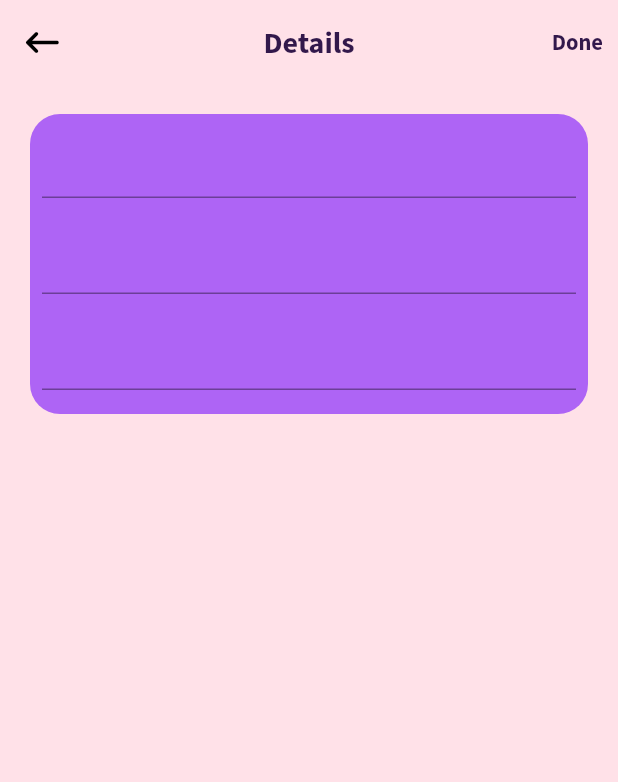
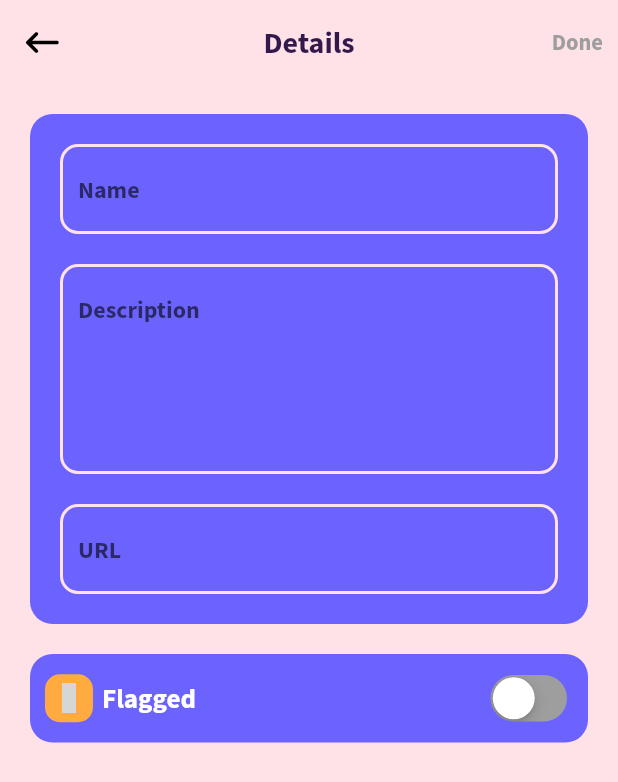
Before and after one commit to kewlnoob/L1_sean, a Flutter app: the IndividualList screen opened directly, after a tap on the "add" icon, on a phone screen of 412 x 824 dp. Shown: the top 782 px of the screen. Run offline on Flutter 3.47's test engine with Material 2 defaults, Android fonts, the phone set to English and light mode, and no system bars; our stand-ins replace bouncing_widget, flutter_slidable, flutter_styled_toast, flutter_vector_icons, flutter_zoom_drawer, lottie and 4 more; accounts and stored records are empty; network calls fail; grey boxes are pictures that could not be loaded.

Commit message:
add item

```diff
--- a/lib/model/itemModel.dart
+++ b/lib/model/itemModel.dart
@@ -12,6 +12,9 @@ class ItemModel {
         this.iscompleted,
         this.listid,
         this.position,
+        this.url,
+        this.description,
+        this.isflagged
     });
 
     String id;
@@ -19,6 +22,9 @@ class ItemModel {
     bool iscompleted;
     String listid;
     String position;
+    String url;
+    String description;
+    bool isflagged;
 
     factory ItemModel.fromJson(Map<String, dynamic> json) => ItemModel(
         id: json["id"],
@@ -26,6 +32,10 @@ class ItemModel {
         iscompleted: json["iscompleted"],
         listid: json["listid"],
         position: json["position"],
+        url: json["url"],
+        description: json["description"],
+        isflagged: json["isflagged"],
+
     );
 
     Map<String, dynamic> toJson() => {
@@ -34,5 +44,8 @@ class ItemModel {
         "iscompleted": iscompleted,
         "listid": listid,
         "position": position,
+        "url":url,
+        "description":description,
+        "isflagged":isflagged,
     };
 }
--- a/lib/pages/IndividualList.dart
+++ b/lib/pages/IndividualList.dart
@@ -28,6 +28,7 @@ class IndividualList extends StatefulWidget {
 class _IndividualListState extends State<IndividualList> {
   int _focusedIndex;
   List<ItemMapper> outerItems = [];
+
   @override
   Widget build(BuildContext context) {
     return Scaffold(
@@ -205,11 +206,16 @@ class _IndividualListState extends State<IndividualList> {
         ),
       ),
       floatingActionButton: OpenContainer(
+          onClosed: (data) {
+            //refresh page
+            setState(() {});
+          },
           transitionDuration: Duration(seconds: 1),
           closedShape: CircleBorder(),
           closedColor: primaryColor,
-        openBuilder: (context, _) => AddItem(),
-        closedBuilder: (context, action) => Container(
+          openBuilder: (context, _) => AddItem(widget.listid),
+          closedBuilder: (context, action) {
+            return Container(
               decoration: BoxDecoration(
                 shape: BoxShape.circle,
                 color: primaryColor,
@@ -217,8 +223,8 @@ class _IndividualListState extends State<IndividualList> {
               height: 50,
               width: 50,
               child: Icon(Icons.add, color: Colors.white),
-        ),
-      ),
+            );
+          }),
     );
   }
 }
--- a/lib/pages/additem.dart
+++ b/lib/pages/additem.dart
@@ -1,10 +1,15 @@
+import 'package:L1_sean/services/itemService.dart';
 import 'package:L1_sean/utils/global.dart';
+import 'package:L1_sean/utils/popup.dart';
 import 'package:L1_sean/widgets/arrows.dart';
+import 'package:flutter/cupertino.dart';
 import 'package:flutter/material.dart';
 import 'package:flutter/services.dart';
+import 'package:flutter_vector_icons/flutter_vector_icons.dart';
 
 class AddItem extends StatefulWidget {
-  const AddItem();
+  final int listid;
+  const AddItem(this.listid);
 
   @override
   State<AddItem> createState() => _AddItemState();
@@ -13,9 +18,27 @@ class AddItem extends StatefulWidget {
 class _AddItemState extends State<AddItem> {
   bool _back = false;
   bool _check = false;
+  bool isFlagged = false;
+  var nameController = TextEditingController();
+  var descController = TextEditingController();
+  var urlController = TextEditingController();
+  @override
+  void initState() {
+    // TODO: implement initState
+    super.initState();
+    setState(() {});
+  }
 
-  var textController = TextEditingController();
+  @override
+  void dispose() {
+    // TODO: implement dispose
+    super.dispose();
+    nameController.dispose();
+    descController.dispose();
+    urlController.dispose();
+  }
 
+  @override
   @override
   Widget build(BuildContext context) {
     return Scaffold(
@@ -34,7 +57,7 @@ class _AddItemState extends State<AddItem> {
                   ),
                   onPressed: () => {
                         setState(() => {_back = true}),
-                        Navigator.of(context).pop(),
+                        Navigator.of(context).pop()
                       }),
             ],
           ),
@@ -44,16 +67,35 @@ class _AddItemState extends State<AddItem> {
               mainAxisAlignment: MainAxisAlignment.center,
               children: [
                 GestureDetector(
-                  onTap: () {
-                    String text = textController.text;
-                    text = text.replaceAll("\n", "\\n");
-                    print(text);
+                  onTap: () async {
+                    if (urlController.text.isNotEmpty) {
+                      bool validURL = Uri.parse(urlController.text).isAbsolute;
+
+                      if (!validURL) {
+                        displayToast('URL is not valid', context, failColor);
+                        return null;
+                      }
+                    }
+
+                    String desc = descController.text;
+                    desc = desc.replaceAll("\n", "\\n");
+                    var item = await ItemService().addItem(
+                        nameController.text,
+                        desc,
+                        urlController.text,
+                        isFlagged,
+                        widget.listid.toString());
                     setState(() => {_check = true});
+                    if (item) {
+                      Navigator.of(context).pop();
+                    } else {
+                      displayToast('Add Item Failed', context, failColor);
+                    }
                   },
                   child: Container(
                     margin: EdgeInsets.only(right: 10),
                     child:
-                        Text('Done', style: _check ? thirdGreyText : thirdText),
+                        Text('Done', style: _check ? thirdText : thirdGreyText),
                   ),
                 )
               ],
@@ -74,39 +116,116 @@ class _AddItemState extends State<AddItem> {
             child: Column(
               children: [
                 Container(
-                  height: 200,
                   decoration: BoxDecoration(
-                      color: secondaryColor,
-                      borderRadius: BorderRadius.circular(20)),
+                      color: thirdColor,
+                      borderRadius: BorderRadius.circular(15)),
+                  padding: EdgeInsets.all(20),
                   child: Column(
                     children: [
                       Container(
-                          padding: const EdgeInsets.all(8.0),
-                          child: TextField()),
+                        child: TextField(
+                          controller: nameController,
+                          decoration: InputDecoration(
+                            hintText: 'Name',
+                            enabledBorder: OutlineInputBorder(
+                              borderSide: const BorderSide(
+                                  width: 2, color: backgroundColor),
+                              borderRadius: BorderRadius.circular(12),
+                            ),
+                            focusedBorder: OutlineInputBorder(
+                              borderSide: const BorderSide(
+                                  width: 2, color: backgroundColor),
+                              borderRadius: BorderRadius.circular(12),
+                            ),
+                          ),
+                        ),
+                      ),
+                      margin20,
                       Container(
-                        constraints: BoxConstraints(
-                          maxHeight: 100,
-                        ),
-                        padding: const EdgeInsets.all(8.0),
                         child: SingleChildScrollView(
                           child: TextField(
-                            minLines: 1,
+                            minLines: 5,
                             maxLines: 5,
-                            controller: textController,
+                            decoration: InputDecoration(
+                              hintText: 'Description',
+                              enabledBorder: OutlineInputBorder(
+                                borderSide: const BorderSide(
+                                    width: 2, color: backgroundColor),
+                                borderRadius: BorderRadius.circular(12),
+                              ),
+                              focusedBorder: OutlineInputBorder(
+                                borderSide: const BorderSide(
+                                    width: 2, color: backgroundColor),
+                                borderRadius: BorderRadius.circular(12),
+                              ),
+                            ),
+                            controller: descController,
                             keyboardType: TextInputType.multiline,
                           ),
                         ),
                       ),
+                      margin20,
                       Container(
-                          padding: const EdgeInsets.all(8.0),
-                          child: TextField()),
+                        child: TextField(
+                          controller: urlController,
+                          decoration: InputDecoration(
+                            hintText: 'URL',
+                            enabledBorder: OutlineInputBorder(
+                              borderSide: const BorderSide(
+                                  width: 2, color: backgroundColor),
+                              borderRadius: BorderRadius.circular(12),
+                            ),
+                            focusedBorder: OutlineInputBorder(
+                              borderSide: const BorderSide(
+                                  width: 2, color: backgroundColor),
+                              borderRadius: BorderRadius.circular(12),
+                            ),
+                          ),
+                        ),
+                      )
                     ],
                   ),
                 ),
                 margin20,
-                // Container(
-                //   child: ,
-                // )
+                Container(
+                  padding: EdgeInsets.fromLTRB(10, 10, 10, 10),
+                  decoration: BoxDecoration(
+                      color: thirdColor,
+                      borderRadius: BorderRadius.circular(15)),
+                  child: Row(
+                    mainAxisAlignment: MainAxisAlignment.spaceBetween,
+                    children: [
+                      Row(
+                        children: [
+                          Container(
+                            margin: EdgeInsets.only(right: 6),
+                            decoration: BoxDecoration(
+                                color: Colors.orangeAccent,
+                                borderRadius: BorderRadius.circular(10)),
+                            padding: EdgeInsets.all(6),
+                            child: Icon(
+                              Foundation.flag,
+                              size: 20,
+                              color: Colors.white,
+                            ),
+                          ),
+                          Text(
+                            'Flagged',
+                            style: whiteText,
+                          ),
+                        ],
+                      ),
+                      CupertinoSwitch(
+                        trackColor: Colors.grey,
+                        activeColor: Colors.greenAccent,
+                        value: isFlagged,
+                        onChanged: (value) => {
+                          setState(() => {isFlagged = value})
+                        },
+                      )
+                    ],
+                  ),
+                )
               ],
             ),
           ),
--- a/lib/pages/homemenu.dart
+++ b/lib/pages/homemenu.dart
@@ -277,7 +277,6 @@ class _HomeMenuState extends State<HomeMenu> with TickerProviderStateMixin {
                     icon: MaterialCommunityIcons.delete,
                     onTap: () async {
                       var deletelist = await ListService().deleteList(item.id);
-
                       if (deletelist) {
                         displayDialog(
                             'Success', context, popup, true, 'homemenu');
--- a/lib/services/itemService.dart
+++ b/lib/services/itemService.dart
@@ -5,13 +5,14 @@ import 'package:shared_preferences/shared_preferences.dart';
 import 'package:L1_sean/utils/global.dart';
 
 class ItemService {
-  Future<bool> addItem(String name,String description,String inputUrl,bool flagged) async {
+  Future<bool> addItem(String name,String description,String inputUrl,bool flagged,String listid) async {
     var url = "$ipAddress/addItem.php";
     var data = {
       "name": name,
       "description": description,
       "url": inputUrl,
       "flagged": flagged ? "1" : "0",
+      "listid":listid
     };
     var response = await http.post(url, body: data);
     if (jsonDecode(response.body) == "success") {
```
Lines whose indentation alone changed are shown as unchanged.
